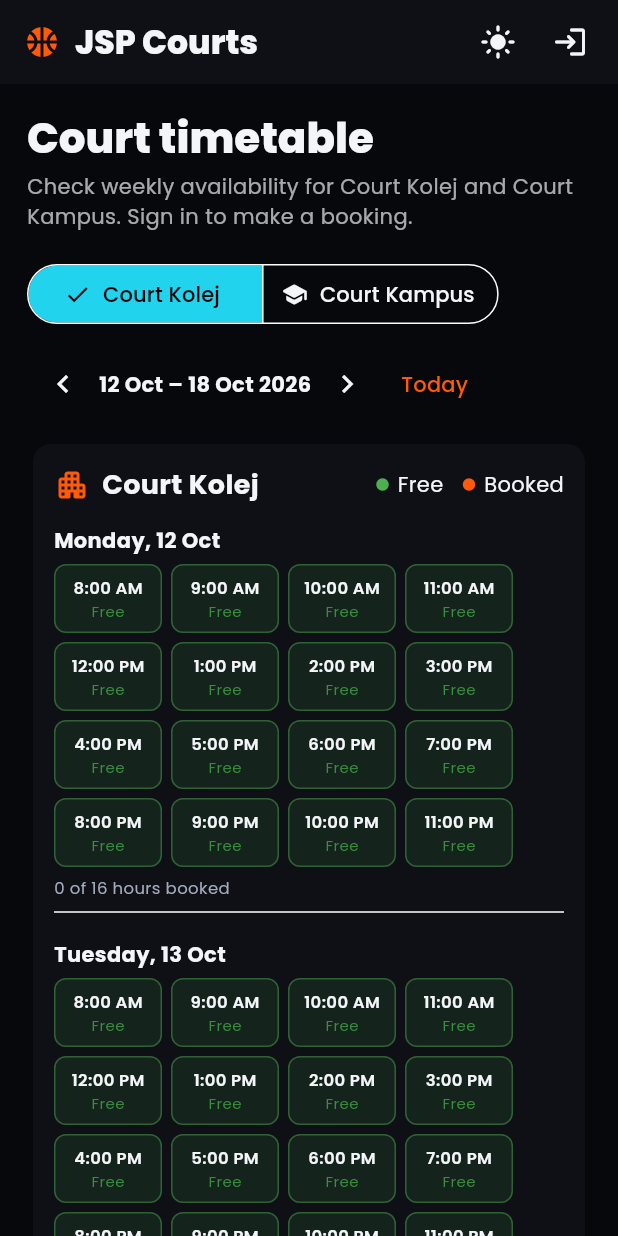
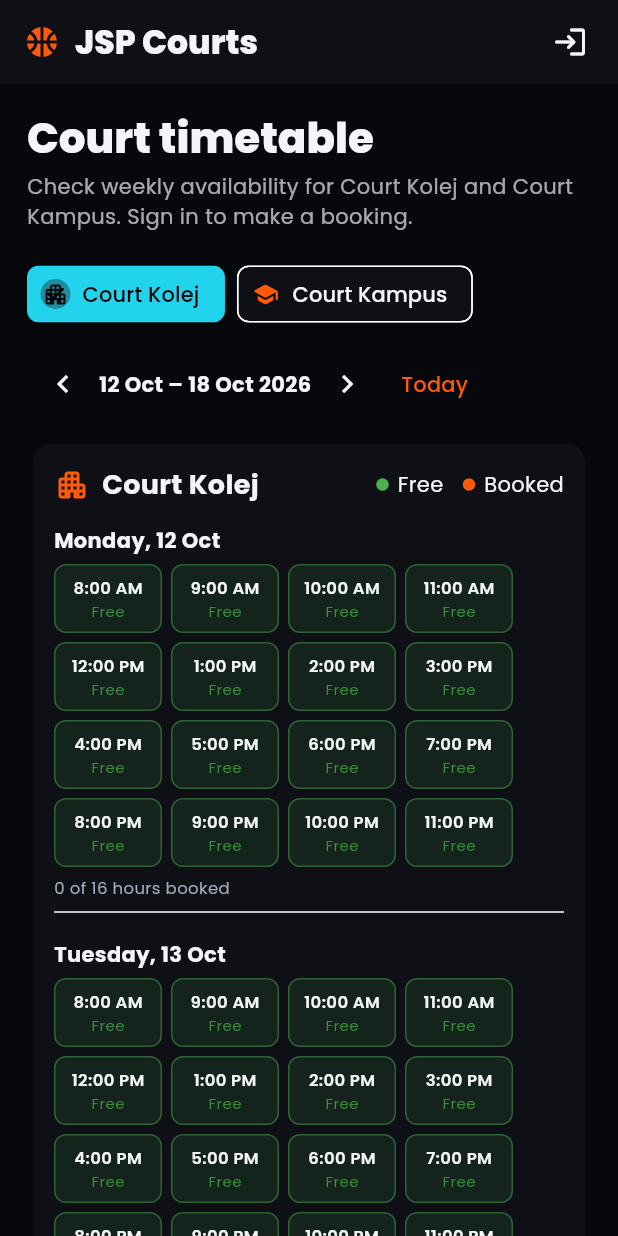
Before and after one commit to nisnurin/jspuitmctkt-courtbookingjsp, a Flutter app: the screen it shows after launch, on a phone screen of 412 x 824 dp. Run offline on Flutter 3.47's test engine with Material 3 defaults, Android fonts, the phone set to English and light mode, and no system bars; our stand-ins replace google_fonts, pdf, supabase_flutter; missing offline and left inert: file_saver; accounts and stored records are empty.

Commit message:
Update latest court booking web build
Co-authored-by: Copilot <223556219+Copilot@users.noreply.github.com>

```diff
--- a/lib/main.dart
+++ b/lib/main.dart
@@ -19,38 +19,25 @@ Future<void> main() async {
   runApp(const CourtApp());
 }
 
-class CourtApp extends StatefulWidget {
+class CourtApp extends StatelessWidget {
   const CourtApp({super.key});
-
-  @override
-  State<CourtApp> createState() => _CourtAppState();
-}
-
-class _CourtAppState extends State<CourtApp> {
-  ThemeMode _mode = ThemeMode.dark;
-
-  void _toggleTheme() => setState(() => _mode = _mode == ThemeMode.dark ? ThemeMode.light : ThemeMode.dark);
 
   @override
   Widget build(BuildContext context) {
     return MaterialApp(
       title: 'JSP Court Booking · UiTM Kuala Terengganu',
       debugShowCheckedModeBanner: false,
-      theme: buildTheme(light: true),
-      darkTheme: buildTheme(),
-      themeMode: _mode,
+      theme: buildTheme(),
+      themeMode: ThemeMode.dark,
       home: AppConfig.isConfigured
-          ? _AuthGate(onToggleTheme: _toggleTheme, isDark: _mode == ThemeMode.dark)
+          ? const _AuthGate()
           : const SetupScreen(),
     );
   }
 }
 
 class _AuthGate extends StatelessWidget {
-  final VoidCallback onToggleTheme;
-  final bool isDark;
-
-  const _AuthGate({required this.onToggleTheme, required this.isDark});
+  const _AuthGate();
 
   @override
   Widget build(BuildContext context) {
@@ -64,10 +51,8 @@ class _AuthGate extends StatelessWidget {
                 onLogin: () => Navigator.of(context).push(
                   MaterialPageRoute(builder: (_) => const LoginScreen()),
                 ),
-                onToggleTheme: onToggleTheme,
-                isDark: isDark,
               )
-            : HomeShell(onToggleTheme: onToggleTheme, isDark: isDark);
+            : const HomeShell();
       },
     );
   }
--- a/lib/screens/home_shell.dart
+++ b/lib/screens/home_shell.dart
@@ -9,9 +9,7 @@ import 'dashboard_screen.dart';
 import 'timetable_screen.dart';
 
 class HomeShell extends StatefulWidget {
-  final VoidCallback? onToggleTheme;
-  final bool isDark;
-  const HomeShell({super.key, this.onToggleTheme, this.isDark = true});
+  const HomeShell({super.key});
   @override
   State<HomeShell> createState() => _HomeShellState();
 }
@@ -113,7 +111,6 @@ class _HomeShellState extends State<HomeShell> {
                     maxLines: 1, overflow: TextOverflow.ellipsis,
                     style: const TextStyle(fontSize: 12, color: C.muted)),
                 const SizedBox(height: 8),
-                if (widget.onToggleTheme != null) GhostButton(label: widget.isDark ? 'Light mode' : 'Dark mode', icon: widget.isDark ? Icons.light_mode_rounded : Icons.dark_mode_rounded, color: C.muted, onPressed: widget.onToggleTheme),
                 SizedBox(
                     width: double.infinity,
                     child: GhostButton(
@@ -132,7 +129,6 @@ class _HomeShellState extends State<HomeShell> {
         titleSpacing: 16,
         title: _logo(),
         actions: [
-          if (widget.onToggleTheme != null) IconButton(tooltip: widget.isDark ? 'Light mode' : 'Dark mode', onPressed: widget.onToggleTheme, icon: Icon(widget.isDark ? Icons.light_mode_rounded : Icons.dark_mode_rounded)),
           IconButton(tooltip: 'Sign out', onPressed: _logout, icon: const Icon(Icons.logout_rounded)),
           const SizedBox(width: 4),
         ],
--- a/lib/screens/public_timetable.dart
+++ b/lib/screens/public_timetable.dart
@@ -6,9 +6,8 @@ import '../theme.dart';
 import '../utils.dart';
 
 class PublicTimetable extends StatefulWidget {
-  final VoidCallback onLogin, onToggleTheme;
-  final bool isDark;
-  const PublicTimetable({super.key, required this.onLogin, required this.onToggleTheme, required this.isDark});
+  final VoidCallback onLogin;
+  const PublicTimetable({super.key, required this.onLogin});
   @override
   State<PublicTimetable> createState() => _PublicTimetableState();
 }
@@ -40,18 +39,25 @@ class _PublicTimetableState extends State<PublicTimetable> {
       appBar: AppBar(
         title: Row(children: [const Icon(Icons.sports_basketball_rounded, color: C.orange), const SizedBox(width: 10), const Flexible(child: Text('JSP Courts', style: TextStyle(fontWeight: FontWeight.w800)))]),
         actions: [
-          IconButton(tooltip: widget.isDark ? 'Switch to light mode' : 'Switch to dark mode', onPressed: widget.onToggleTheme, icon: Icon(widget.isDark ? Icons.light_mode_rounded : Icons.dark_mode_rounded)),
           if (MediaQuery.sizeOf(context).width > 520) TextButton.icon(onPressed: widget.onLogin, icon: const Icon(Icons.login_rounded), label: const Text('Log in')) else IconButton(tooltip: 'Log in', onPressed: widget.onLogin, icon: const Icon(Icons.login_rounded)),
           const SizedBox(width: 8),
         ],
       ),
-      body: SafeArea(child: Center(child: ConstrainedBox(constraints: const BoxConstraints(maxWidth: 1100), child: ListView(padding: const EdgeInsets.all(18), children: [
+      body: SafeArea(child: LayoutBuilder(builder: (context, constraints) => Center(child: SizedBox(width: constraints.maxWidth < 1100 ? constraints.maxWidth : 1100, child: ListView(padding: const EdgeInsets.all(18), children: [
         Text('Court timetable', style: Theme.of(context).textTheme.headlineMedium?.copyWith(fontWeight: FontWeight.w800)),
         const SizedBox(height: 4),
         Text('Check weekly availability for Court Kolej and Court Kampus. Sign in to make a booking.', style: TextStyle(color: cs.onSurface.withValues(alpha: .68))),
         const SizedBox(height: 18),
         Wrap(alignment: WrapAlignment.spaceBetween, crossAxisAlignment: WrapCrossAlignment.center, spacing: 12, runSpacing: 12, children: [
-          SegmentedButton<String>(segments: [for (final c in AppConfig.courts) ButtonSegment(value: c, label: Text(c), icon: Icon(courtIcon(c)))], selected: {_court}, onSelectionChanged: (v) => setState(() => _court = v.first)),
+          Row(mainAxisSize: MainAxisSize.min, children: [
+            for (final c in AppConfig.courts)
+              Padding(padding: const EdgeInsets.only(right: 8), child: ChoiceChip(
+                avatar: Icon(courtIcon(c), size: 18),
+                label: Text(c, maxLines: 1, softWrap: false),
+                selected: _court == c,
+                onSelected: (_) => setState(() => _court = c),
+              )),
+          ]),
           Row(mainAxisSize: MainAxisSize.min, children: [IconButton(onPressed: () { setState(() => _anchor = _anchor.subtract(const Duration(days: 7))); _load(); }, icon: const Icon(Icons.chevron_left)), Text('${DateFormat('d MMM').format(_start)} – ${DateFormat('d MMM yyyy').format(_start.add(const Duration(days: 6)))}', style: const TextStyle(fontWeight: FontWeight.w700)), IconButton(onPressed: () { setState(() => _anchor = _anchor.add(const Duration(days: 7))); _load(); }, icon: const Icon(Icons.chevron_right)), TextButton(onPressed: () { setState(() => _anchor = dateOnly(DateTime.now())); _load(); }, child: const Text('Today'))]),
         ]),
         const SizedBox(height: 12),
@@ -66,7 +72,7 @@ class _PublicTimetableState extends State<PublicTimetable> {
         FilledButton.icon(onPressed: widget.onLogin, icon: const Icon(Icons.login_rounded), label: const Text('Log in to book a court')),
         const SizedBox(height: 10),
         Center(child: Text('Availability only · booking details are private', style: TextStyle(color: cs.onSurface.withValues(alpha:.58), fontSize: 12))),
-      ])))),
+      ]))))),
     );
   }
 
--- a/lib/theme.dart
+++ b/lib/theme.dart
@@ -30,15 +30,12 @@ Color courtColor(String court) =>
 IconData courtIcon(String court) =>
     court == AppConfig.courtKolej ? Icons.apartment_rounded : Icons.school_rounded;
 
-ThemeData buildTheme({bool light = false}) {
+ThemeData buildTheme() {
   final base = ThemeData(
-    brightness: light ? Brightness.light : Brightness.dark,
+    brightness: Brightness.dark,
     useMaterial3: true,
-    scaffoldBackgroundColor: light ? const Color(0xFFF5F6FA) : C.bg,
-    colorScheme: light ? const ColorScheme.light(
-      primary: C.orange, onPrimary: Colors.white, secondary: Color(0xFF087F8C),
-      surface: Colors.white, onSurface: Color(0xFF1A1D27), error: Color(0xFFB42318),
-    ) : const ColorScheme.dark(
+    scaffoldBackgroundColor: C.bg,
+    colorScheme: const ColorScheme.dark(
       primary: C.orange,
       onPrimary: C.onAccent,
       secondary: C.cyan,
@@ -48,10 +45,7 @@ ThemeData buildTheme({bool light = false}) {
     ),
   );
   final text = GoogleFonts.poppinsTextTheme(base.textTheme)
-      .apply(
-        bodyColor: light ? const Color(0xFF1A1D27) : C.text,
-        displayColor: light ? const Color(0xFF1A1D27) : C.text,
-      );
+      .apply(bodyColor: C.text, displayColor: C.text);
 
   OutlineInputBorder b(Color c, [double w = 1]) => OutlineInputBorder(
         borderRadius: BorderRadius.circular(14),
```
Also changed, not shown: 4 other files.
